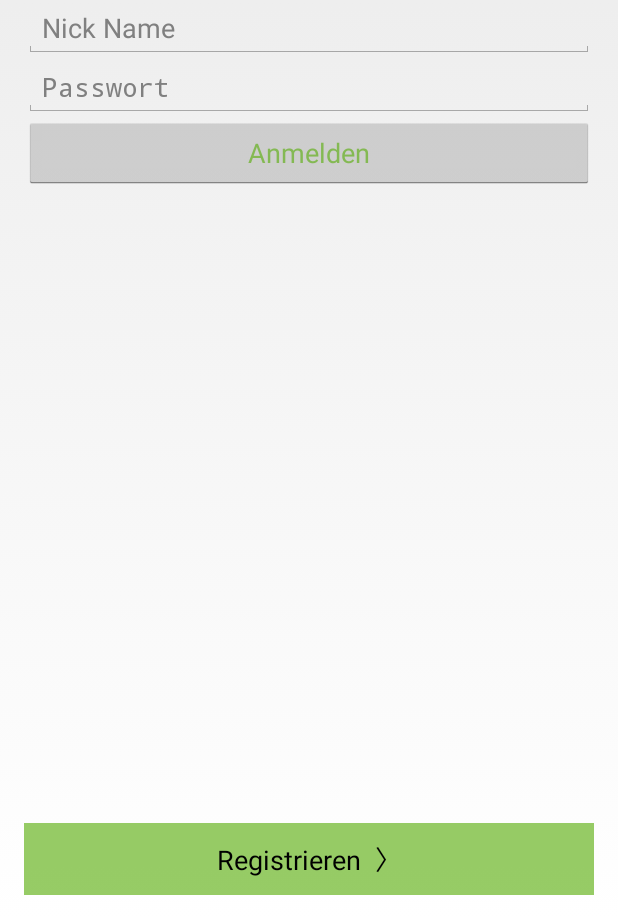
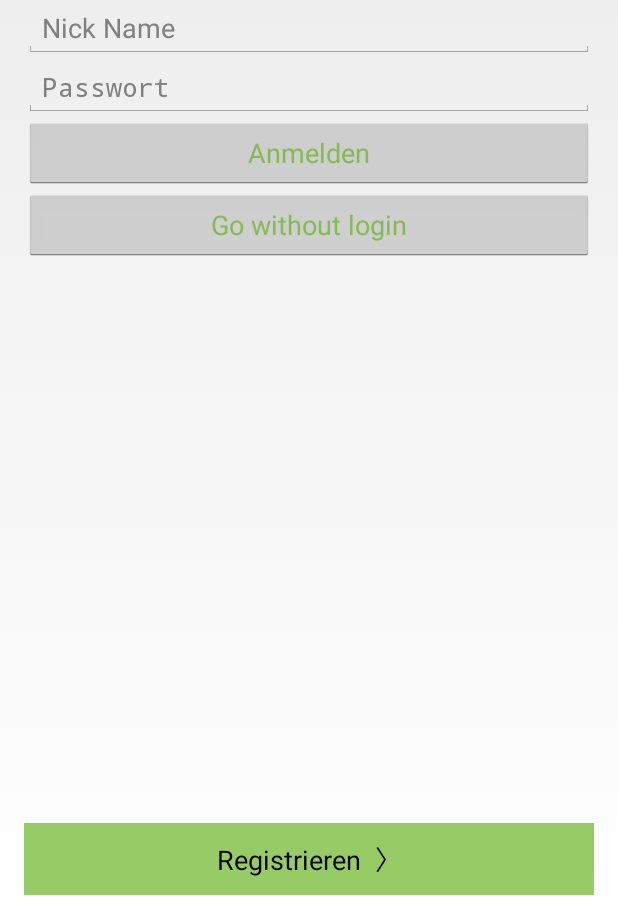
Before and after one commit to phobeus/psit3, an Android app: the screen it shows after launch (LoginActivity), on a phone screen of 412 x 824 dp, the part 317-1236 px from its top. Run offline under Robolectric (Android 15) with nearby library versions, the phone set to English and light mode, and no system bars.

Commit message:
Added a button to not use a login at all (offline mode)

```diff
--- a/app/src/main/java/com/app/movietap/LoginActivity.java
+++ b/app/src/main/java/com/app/movietap/LoginActivity.java
@@ -22,6 +22,7 @@ public class LoginActivity extends Activity {
     protected EditText nickNameText;
     protected EditText passwordText;
     protected Button loginButton;
+    protected Button buttonNoLogin;
     protected Button gotoRegisterButton;
 
     @Override
@@ -33,6 +34,7 @@ public class LoginActivity extends Activity {
         nickNameText = (EditText)findViewById(R.id.editTextNickLogin);
         passwordText = (EditText)findViewById(R.id.editTextPasswordLogin);
         loginButton = (Button)findViewById(R.id.buttonLoginLogin);
+      buttonNoLogin = (Button)findViewById(R.id.buttonNoLogin);
         gotoRegisterButton = (Button)findViewById(R.id.buttonGotoRegisterLogin);
 
         //listen to registration button click from xml activity view
@@ -66,6 +68,14 @@ public class LoginActivity extends Activity {
             });
             }
         });
+
+      buttonNoLogin.setOnClickListener(new View.OnClickListener() {
+        @Override
+        public void onClick(View view) {
+                Intent takeUserHome = new Intent(LoginActivity.this, HomeActivity.class);
+                startActivity(takeUserHome);
+         }
+      });
 
         gotoRegisterButton.setOnClickListener(new View.OnClickListener() {
             @Override
--- a/app/src/main/res/layout/activity_login.xml
+++ b/app/src/main/res/layout/activity_login.xml
@@ -56,6 +56,16 @@
     <Button
         android:layout_width="match_parent"
         android:layout_height="wrap_content"
+        android:text="Go without login"
+        android:id="@+id/buttonNoLogin"
+        android:layout_below="@+id/buttonLoginLogin"
+        android:layout_alignParentLeft="true"
+        android:layout_alignParentStart="true"
+        android:textColor="@color/green_overlay" />
+
+    <Button
+        android:layout_width="match_parent"
+        android:layout_height="wrap_content"
         android:text="Registrieren  〉"
         android:id="@+id/buttonGotoRegisterLogin"
         android:background="@color/green_overlay"
```
